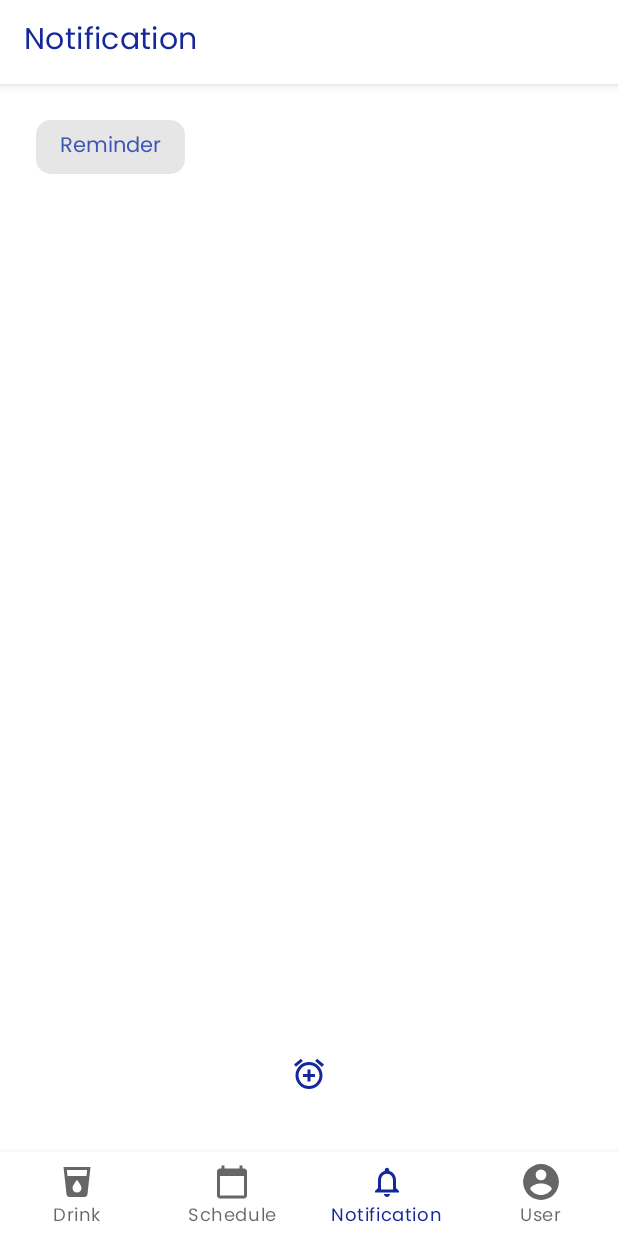
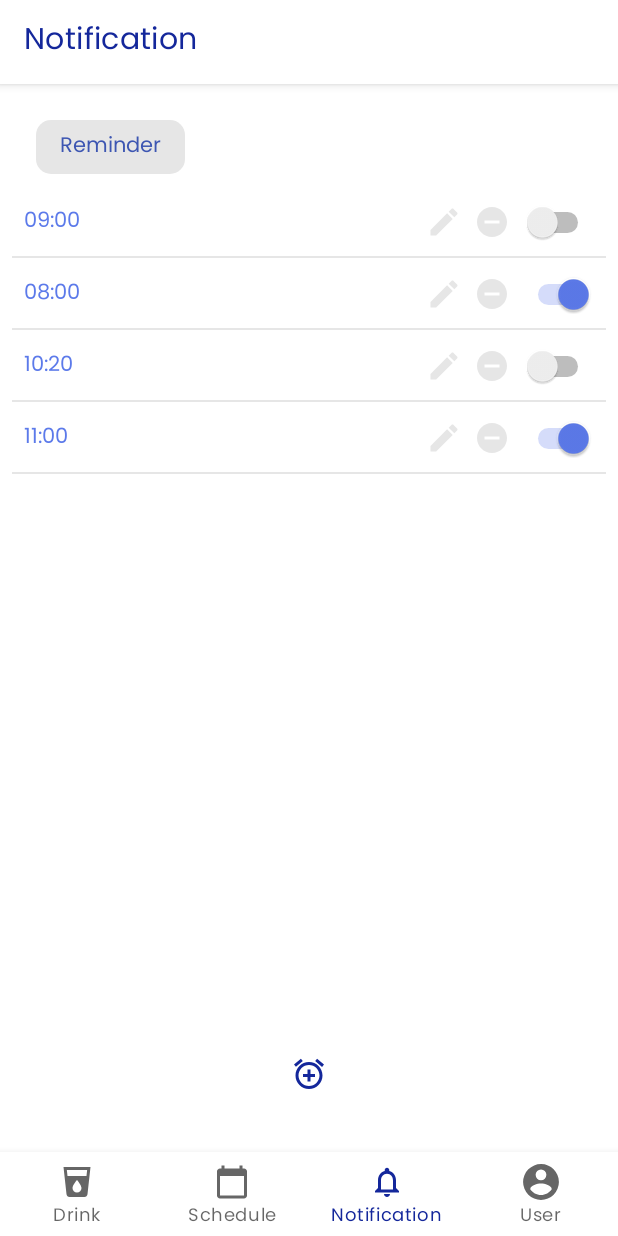
Before and after one commit to alfonsus20/TeenAge, an Android app: the fragment NotificationFragment placed in its activity, on a phone screen of 412 x 824 dp. Run offline under Robolectric (Android 15) with nearby library versions, the phone set to English and light mode, and no system bars.

Commit message:
alarm recycle view

```diff
--- a/app/build.gradle
+++ b/app/build.gradle
@@ -22,6 +22,11 @@ android {
             proguardFiles getDefaultProguardFile('proguard-android-optimize.txt'), 'proguard-rules.pro'
         }
     }
+
+    buildFeatures{
+        viewBinding true
+    }
+
     compileOptions {
         sourceCompatibility JavaVersion.VERSION_1_8
         targetCompatibility JavaVersion.VERSION_1_8
--- a/app/src/main/AndroidManifest.xml
+++ b/app/src/main/AndroidManifest.xml
@@ -29,6 +29,8 @@
         <activity
             android:name=".MainActivity"
             android:windowSoftInputMode="adjustPan" />
+
+<!--        <receiver android:name=""/>-->
     </application>
 
 </manifest>
--- /dev/null
+++ b/app/src/main/java/com/example/teenage/AlarmAdapter.kt
@@ -0,0 +1,45 @@
+package com.example.teenage
+
+import android.content.Context
+import android.view.LayoutInflater
+import android.view.View
+import android.view.ViewGroup
+import android.widget.ImageView
+import android.widget.Switch
+import android.widget.TextView
+import android.widget.Toast
+import androidx.recyclerview.widget.RecyclerView
+
+class AlarmAdapter(val listAlarms: ArrayList<AlarmModel>, val context: Context) :
+    RecyclerView.Adapter<AlarmAdapter.AlarmViewHolder>() {
+
+    override fun onCreateViewHolder(parent: ViewGroup, viewType: Int): AlarmViewHolder {
+        var view: View =
+            LayoutInflater.from(parent.context).inflate(R.layout.item_alarm, parent, false)
+        return AlarmViewHolder(view)
+    }
+
+    override fun onBindViewHolder(holder: AlarmViewHolder, position: Int) {
+        holder.tvTime.text = listAlarms[position].time
+        holder.switch.isChecked = listAlarms[position].status
+
+        holder.btnDeleteAlarm.setOnClickListener {
+            Toast.makeText(context, "delete button", Toast.LENGTH_SHORT).show()
+        }
+
+        holder.btnEditAlarm.setOnClickListener {
+            Toast.makeText(context, "edit button", Toast.LENGTH_SHORT).show()
+        }
+    }
+
+    override fun getItemCount(): Int {
+        return listAlarms.size
+    }
+
+    inner class AlarmViewHolder(itemView: View) : RecyclerView.ViewHolder(itemView) {
+        var tvTime: TextView = itemView.findViewById(R.id.tv_time)
+        var btnEditAlarm: ImageView = itemView.findViewById(R.id.btn_edit)
+        var btnDeleteAlarm: ImageView = itemView.findViewById(R.id.btn_delete)
+        var switch: Switch = itemView.findViewById(R.id.switch_alarm)
+    }
+}
--- a/app/src/main/java/com/example/teenage/AlarmModel.kt
+++ b/app/src/main/java/com/example/teenage/AlarmModel.kt
@@ -2,12 +2,8 @@ package com.example.teenage
 
 
 data class AlarmModel (
+    var time: String = "",
+    var status: Boolean = false,
     var id: Int? = null,
-    var waktu: String? = null,
-    var status: Int? = null,
 ){
-    companion object{
-
-    }
-
 }
--- a/app/src/main/java/com/example/teenage/MenuFragment.kt
+++ b/app/src/main/java/com/example/teenage/MenuFragment.kt
@@ -36,8 +36,8 @@ class MenuFragment : NavigationChildFragment() {
 
         val view = inflater.inflate(R.layout.fragment_menu, container, false)
 
-        etDrinkVolume = view.findViewById<EditText>(R.id.tv_drink_volume)
-        btnOk = view.findViewById<Button>(R.id.btn_ok)
+        etDrinkVolume = view.findViewById(R.id.tv_drink_volume)
+        btnOk = view.findViewById(R.id.btn_ok)
 
         val myDB = SQLiteHelper(activity as AppCompatActivity)
         val cursor = myDB.getDrinks()
--- a/app/src/main/java/com/example/teenage/NotificationFragment.kt
+++ b/app/src/main/java/com/example/teenage/NotificationFragment.kt
@@ -1,19 +1,20 @@
 package com.example.teenage
 
 import android.annotation.SuppressLint
-import android.content.Intent
 import android.os.Bundle
 import android.text.Html
 import android.view.LayoutInflater
 import android.view.View
 import android.view.ViewGroup
-import android.widget.Button
-import android.widget.TextView
 import androidx.appcompat.app.AppCompatActivity
 import androidx.fragment.app.Fragment
-import java.util.*
+import androidx.recyclerview.widget.LinearLayoutManager
+import androidx.recyclerview.widget.RecyclerView
 
 class NotificationFragment : Fragment() {
+    lateinit var rvAlarms: RecyclerView
+    var listAlarm = arrayListOf<AlarmModel>()
+
     @SuppressLint("RestrictedApi")
     override fun onCreateView(
         inflater: LayoutInflater,
@@ -21,11 +22,27 @@ class NotificationFragment : Fragment() {
         savedInstanceState: Bundle?
     ): View? {
         val view = inflater.inflate(R.layout.fragment_notification, container, false)
-        val reminderTextView: TextView = view.findViewById(R.id.textView18)
-        reminderTextView.setOnClickListener {
-            val intent = Intent(activity, NotificationActivity::class.java)
-            startActivity(intent)
-        }
+        rvAlarms = view.findViewById(R.id.rv_alarms)
+        rvAlarms.layoutManager = LinearLayoutManager(activity)
+
+        listAlarm.add(
+            AlarmModel("09:00", false),
+        )
+
+        listAlarm.add(
+            AlarmModel("08:00", true),
+        )
+
+        listAlarm.add(
+            AlarmModel("10:20", false),
+        )
+
+        listAlarm.add(
+            AlarmModel("11:00", true),
+        )
+
+
+        rvAlarms.adapter = AlarmAdapter(listAlarm, activity as MainActivity)
 
         (activity as MainActivity).bottomNav.menu.getItem(2).isChecked = true
         return view
--- /dev/null
+++ b/app/src/main/res/drawable/border_bottom.xml
@@ -0,0 +1,9 @@
+<?xml version="1.0" encoding="utf-8"?>
+<layer-list xmlns:android="http://schemas.android.com/apk/res/android">
+    <item android:top="-2dp" android:left="-2dp" android:right="-2dp">
+        <shape android:shape="rectangle">
+            <stroke android:width="1dp" android:color="@color/secondary_variant" />
+            <solid android:color="#00000000" />
+        </shape>
+    </item>
+</layer-list>
--- /dev/null
+++ b/app/src/main/res/drawable/ic_baseline_edit_24.xml
@@ -0,0 +1,5 @@
+<vector android:height="24dp" android:tint="#E6E6E6"
+    android:viewportHeight="24" android:viewportWidth="24"
+    android:width="24dp" xmlns:android="http://schemas.android.com/apk/res/android">
+    <path android:fillColor="@android:color/white" android:pathData="M3,17.25V21h3.75L17.81,9.94l-3.75,-3.75L3,17.25zM20.71,7.04c0.39,-0.39 0.39,-1.02 0,-1.41l-2.34,-2.34c-0.39,-0.39 -1.02,-0.39 -1.41,0l-1.83,1.83 3.75,3.75 1.83,-1.83z"/>
+</vector>
--- /dev/null
+++ b/app/src/main/res/drawable/ic_baseline_remove_circle_24.xml
@@ -0,0 +1,5 @@
+<vector android:height="24dp" android:tint="#E6E6E6"
+    android:viewportHeight="24" android:viewportWidth="24"
+    android:width="24dp" xmlns:android="http://schemas.android.com/apk/res/android">
+    <path android:fillColor="@android:color/white" android:pathData="M12,2C6.48,2 2,6.48 2,12s4.48,10 10,10 10,-4.48 10,-10S17.52,2 12,2zM17,13L7,13v-2h10v2z"/>
+</vector>
--- a/app/src/main/res/layout/fragment_notification.xml
+++ b/app/src/main/res/layout/fragment_notification.xml
@@ -23,9 +23,12 @@
         app:layout_constraintTop_toTopOf="parent" />
 
     <androidx.recyclerview.widget.RecyclerView
-        android:layout_width="409dp"
-        android:layout_height="0dp"
+        android:id="@+id/rv_alarms"
+        android:layout_width="match_parent"
+        android:layout_height="wrap_content"
+        android:layout_marginStart="8dp"
         android:layout_marginTop="8dp"
+        android:layout_marginEnd="8dp"
         app:layout_constraintEnd_toEndOf="parent"
         app:layout_constraintStart_toStartOf="parent"
         app:layout_constraintTop_toBottomOf="@+id/textView18" />
--- /dev/null
+++ b/app/src/main/res/layout/item_alarm.xml
@@ -0,0 +1,54 @@
+<?xml version="1.0" encoding="utf-8"?>
+<androidx.constraintlayout.widget.ConstraintLayout xmlns:android="http://schemas.android.com/apk/res/android"
+    xmlns:app="http://schemas.android.com/apk/res-auto"
+    xmlns:tools="http://schemas.android.com/tools"
+    android:layout_width="match_parent"
+    android:layout_height="wrap_content"
+    android:paddingTop="4dp"
+    android:paddingBottom="4dp"
+    android:background="@drawable/border_bottom"
+    >
+
+    <TextView
+        android:id="@+id/tv_time"
+        android:layout_width="wrap_content"
+        android:layout_height="wrap_content"
+        android:layout_marginStart="8dp"
+        android:layout_marginTop="8dp"
+        android:layout_marginBottom="8dp"
+        android:text="07:00"
+        android:textColor="@color/secondary"
+        app:layout_constraintBottom_toBottomOf="parent"
+        app:layout_constraintStart_toStartOf="parent"
+        app:layout_constraintTop_toTopOf="parent" />
+
+    <Switch
+        android:id="@+id/switch_alarm"
+        android:layout_width="wrap_content"
+        android:layout_height="wrap_content"
+        android:layout_marginEnd="8dp"
+        app:layout_constraintBottom_toBottomOf="@+id/btn_delete"
+        app:layout_constraintEnd_toEndOf="parent"
+        app:layout_constraintTop_toTopOf="@+id/btn_delete" />
+
+    <ImageView
+        android:id="@+id/btn_edit"
+        android:layout_width="wrap_content"
+        android:layout_height="wrap_content"
+        android:layout_marginEnd="8dp"
+        app:layout_constraintBottom_toBottomOf="@+id/tv_time"
+        app:layout_constraintEnd_toStartOf="@+id/btn_delete"
+        app:layout_constraintTop_toTopOf="@+id/tv_time"
+        app:srcCompat="@drawable/ic_baseline_edit_24" />
+
+    <ImageView
+        android:id="@+id/btn_delete"
+        android:layout_width="wrap_content"
+        android:layout_height="wrap_content"
+        android:layout_marginEnd="8dp"
+        app:layout_constraintBottom_toBottomOf="@+id/btn_edit"
+        app:layout_constraintEnd_toStartOf="@+id/switch_alarm"
+        app:layout_constraintTop_toTopOf="@+id/btn_edit"
+        app:srcCompat="@drawable/ic_baseline_remove_circle_24" />
+
+</androidx.constraintlayout.widget.ConstraintLayout>
```
Also changed, not shown: app/src/main/java/com/example/teenage/AlarmReceiver.kt (added, +11 -0 lines), app/src/main/java/com/example/teenage/GridDrinkAdapter.kt (+0 -7 lines), app/src/main/java/com/example/teenage/NotifReceiver.kt (deleted, +0 -33 lines), app/src/main/java/com/example/teenage/NotifService.kt (deleted, +0 -58 lines), app/src/main/java/com/example/teenage/NotificationActivity.kt (deleted, +0 -55 lines), app/src/main/java/com/example/teenage/RandomUtil.kt (deleted, +0 -8 lines), app/src/main/res/layout/activity_notif.xml (deleted, +0 -18 lines).
